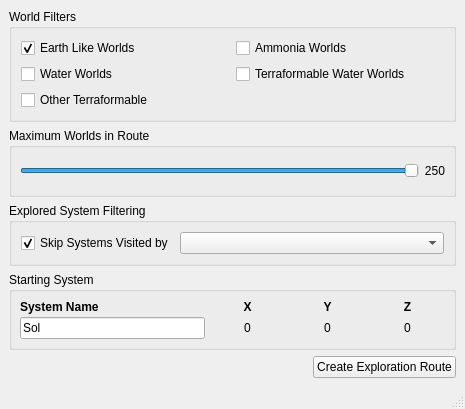
Before: the Qt Designer form src/ValueRouter.ui in neotron/EDPathFinder, drawn with Qt 5.
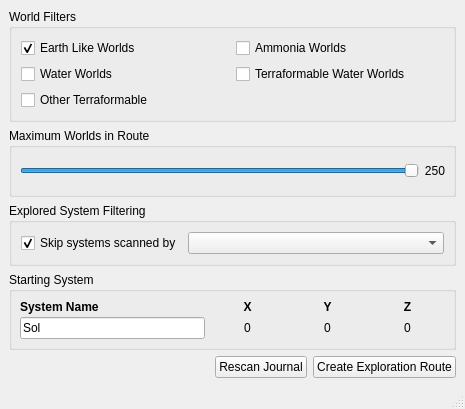
After: the same form once the commit is applied. Custom widgets are drawn as their Qt base class.

Commit message: Exclude scanned systems from journal!

```diff
--- a/src/ValueRouter.ui
+++ b/src/ValueRouter.ui
@@ -170,7 +170,7 @@
           </sizepolicy>
          </property>
          <property name="text">
-          <string>Skip Systems Visited by</string>
+          <string>Skip systems scanned by</string>
          </property>
          <property name="checked">
           <bool>true</bool>
@@ -401,6 +401,19 @@
         </property>
        </spacer>
       </item>
+      <item>
+       <widget class="QPushButton" name="rescanJournalButton">
+        <property name="sizePolicy">
+         <sizepolicy hsizetype="Preferred" vsizetype="Minimum">
+          <horstretch>0</horstretch>
+          <verstretch>0</verstretch>
+         </sizepolicy>
+        </property>
+        <property name="text">
+         <string>Rescan Journal</string>
+        </property>
+       </widget>
+      </item>
       <item>
        <widget class="QPushButton" name="createRouteButton">
         <property name="sizePolicy">
```
Left out of the diff: 10 changed lines with no effect on the pictures. The commit also changes 6 other files.
